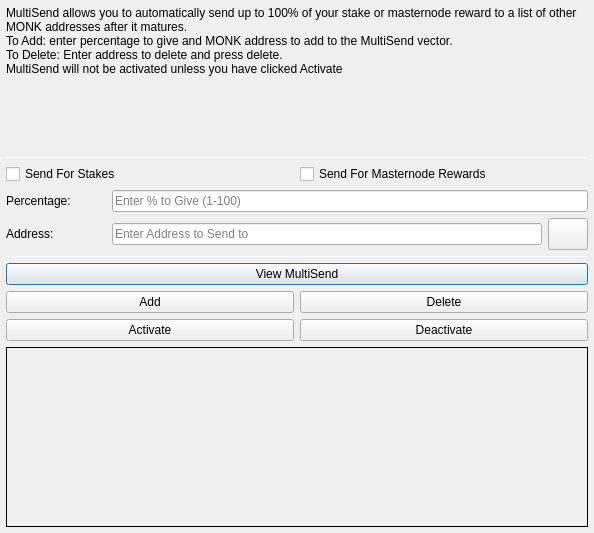
The window that src/qt/forms/multisenddialog.ui (weoka/MonkeyV2) describes before a commit, drawn with Qt 5.
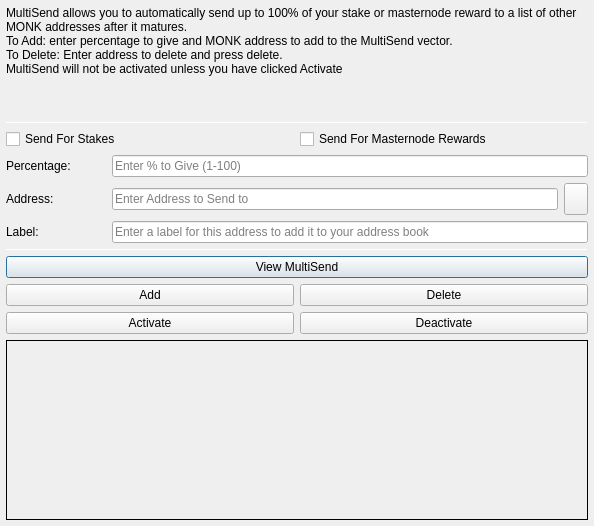
The same window after the commit. Icons and pictures are not drawn.

Commit message: [GUI] Added Labels to MultiSend

What changed in the file:
```diff
--- a/src/qt/forms/multisenddialog.ui
+++ b/src/qt/forms/multisenddialog.ui
@@ -10,7 +10,7 @@
     <x>0</x>
     <y>0</y>
     <width>594</width>
-    <height>533</height>
+    <height>526</height>
    </rect>
   </property>
   <property name="windowTitle">
@@ -30,7 +30,7 @@
     <number>6</number>
    </property>
    <item>
-    <layout class="QVBoxLayout" name="verticalLayout_Main" stretch="1,1,1,1,1,1">
+    <layout class="QVBoxLayout" name="verticalLayout_Main" stretch="1,1,1,0,1,1,1">
      <item>
       <widget class="QLabel" name="label_2">
        <property name="lineWidth">
@@ -148,7 +148,7 @@
           </widget>
          </item>
          <item>
-          <widget class="QPushButton" name="addressBookButton">
+          <widget class="QToolButton" name="addressBookButton">
            <property name="maximumSize">
             <size>
              <width>16777215</width>
@@ -169,15 +169,36 @@
            <property name="shortcut">
             <string>Alt+A</string>
            </property>
-           <property name="autoDefault">
-            <bool>false</bool>
-           </property>
           </widget>
          </item>
         </layout>
        </item>
       </layout>
      </item>
+     <item>
+      <layout class="QHBoxLayout" name="horizontalLayout_3">
+       <item>
+        <widget class="QLabel" name="label_3">
+         <property name="minimumSize">
+          <size>
+           <width>100</width>
+           <height>0</height>
+          </size>
+         </property>
+         <property name="text">
+          <string>Label:</string>
+         </property>
+        </widget>
+       </item>
+       <item>
+        <widget class="QLineEdit" name="labelAddressLabelEdit">
+         <property name="placeholderText">
+          <string>Enter a label for this address to add it to your address book</string>
+         </property>
+        </widget>
+       </item>
+      </layout>
+     </item>
      <item>
       <widget class="Line" name="line_2">
        <property name="minimumSize">
```
The commit also changes 4 other files.
